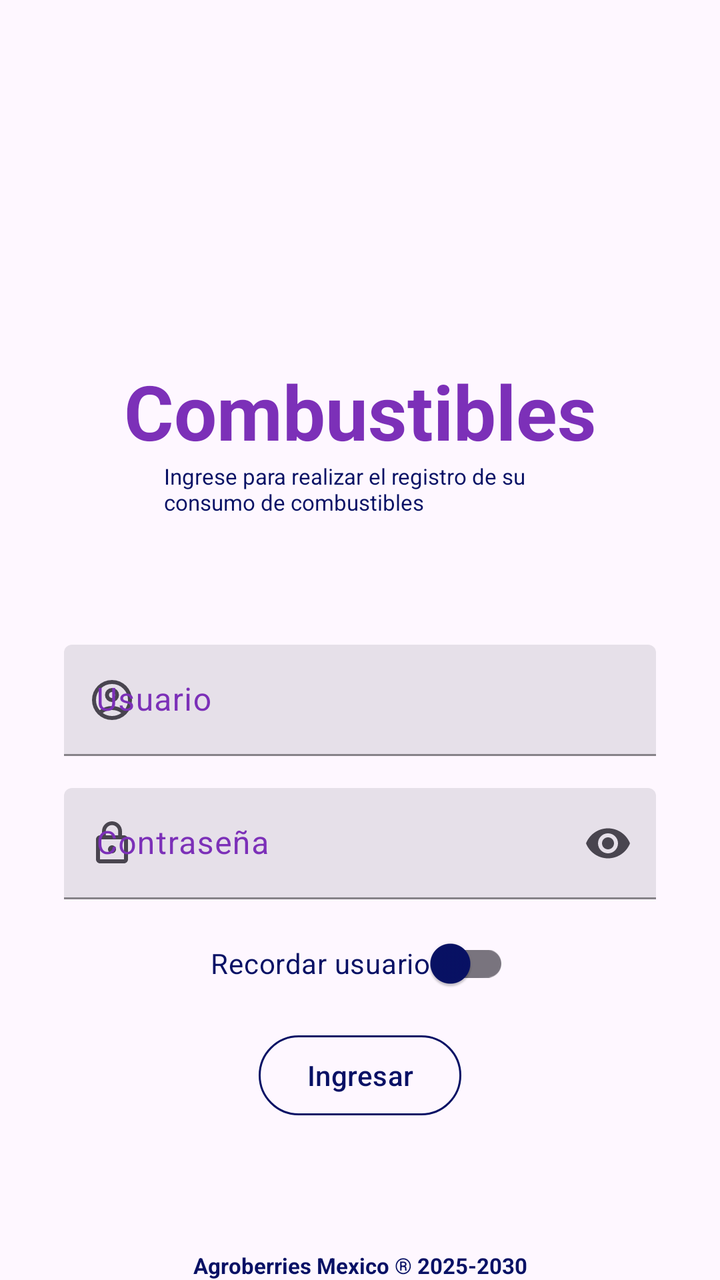
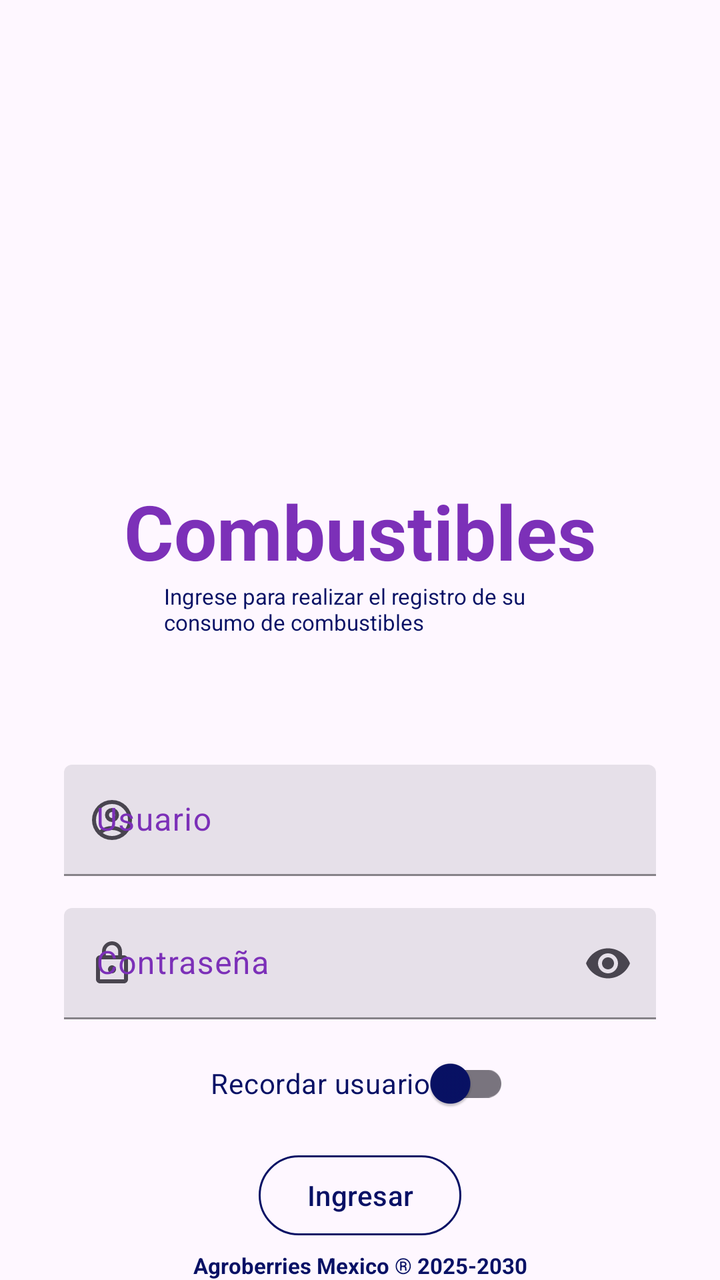

An Android layout rendered at two revisions. The XML below is the earlier revision; the diff shows what the commit changed to produce the second picture.
<!-- AndroidManifest.xml: application theme Theme.CombustiblesAgroberries -->
<!-- res/layout/activity_login.xml -->
<?xml version="1.0" encoding="utf-8"?>
<RelativeLayout xmlns:android="http://schemas.android.com/apk/res/android"
    xmlns:app="http://schemas.android.com/apk/res-auto"
    xmlns:tools="http://schemas.android.com/tools"
    android:id="@+id/main"
    android:layout_width="match_parent"
    android:layout_height="match_parent"
    android:fitsSystemWindows="true"
    tools:context=".ui.login.LoginActivity">

    <androidx.constraintlayout.widget.ConstraintLayout
        android:layout_width="match_parent"
        android:layout_height="match_parent"
        android:layout_marginTop="20dp"
        android:orientation="vertical">

        <FrameLayout
            android:id="@+id/frameLayout"
            android:layout_width="match_parent"
            android:layout_height="match_parent">

            <ImageView
                android:id="@+id/gifBackground"
                android:layout_width="match_parent"
                android:layout_height="match_parent"
                android:scaleType="centerCrop" />
        </FrameLayout>

        <TextView
            android:id="@+id/appNameTV"
            android:layout_width="wrap_content"
            android:layout_height="wrap_content"
            android:layout_marginTop="160dp"
            android:text="@string/app_name_login"
            android:textColor="@color/primary"
            android:textSize="38sp"
            android:textStyle="bold"
            app:layout_constraintEnd_toEndOf="parent"
            app:layout_constraintStart_toStartOf="parent"
            app:layout_constraintTop_toTopOf="parent" />

        <FrameLayout
            android:id="@+id/useFL"
            android:layout_width="match_parent"
            android:layout_height="wrap_content"
            android:layout_marginHorizontal="82dp"
            android:layout_marginTop="0dp"
            app:layout_constraintEnd_toEndOf="parent"
            app:layout_constraintStart_toStartOf="parent"
            app:layout_constraintTop_toBottomOf="@id/appNameTV">

            <TextView
                android:id="@+id/useLoginTV"
                android:layout_width="wrap_content"
                android:layout_height="wrap_content"
                android:text="@string/use_login"
                android:textColor="@color/secondary"
                android:textSize="11sp" />

        </FrameLayout>


        <com.google.android.material.textfield.TextInputLayout
            android:id="@+id/tilUsername"
            style="?attr/textInputFilledStyle"
            android:layout_width="match_parent"
            android:layout_height="wrap_content"
            android:layout_marginHorizontal="32dp"
            android:layout_marginTop="64dp"
            android:hint="@string/username_login"
            android:textColorHint="@color/primary"
            app:boxStrokeColor="@color/secondary"
            app:hintTextColor="@color/secondary"
            app:layout_constraintEnd_toEndOf="parent"
            app:layout_constraintStart_toStartOf="parent"
            app:layout_constraintTop_toBottomOf="@id/useFL"
            app:startIconContentDescription="@string/username_login"
            app:startIconDrawable="@drawable/ic_username_login">

            <com.google.android.material.textfield.TextInputEditText
                android:id="@+id/etUsername"
                android:layout_width="match_parent"
                android:layout_height="wrap_content"
                android:inputType="text"
                android:maxLines="1"/>

        </com.google.android.material.textfield.TextInputLayout>

        <com.google.android.material.textfield.TextInputLayout
            android:id="@+id/tilPassword"
            style="?attr/textInputFilledStyle"
            android:layout_width="match_parent"
            android:layout_height="wrap_content"
            android:layout_marginHorizontal="32dp"
            android:layout_marginTop="16dp"
            android:hint="@string/password_login"
            android:textColorHint="@color/primary"
            app:boxStrokeColor="@color/secondary"
            app:endIconMode="password_toggle"
            app:hintTextColor="@color/secondary"
            app:layout_constraintEnd_toEndOf="parent"
            app:layout_constraintStart_toStartOf="parent"
            app:layout_constraintTop_toBottomOf="@id/tilUsername"
            app:startIconContentDescription="@string/password_login"
            app:startIconDrawable="@drawable/ic_password_login">

            <com.google.android.material.textfield.TextInputEditText
                android:id="@+id/etPassword"
                android:layout_width="match_parent"
                android:layout_height="wrap_content"
                android:inputType="textPassword" />

        </com.google.android.material.textfield.TextInputLayout>

        <com.google.android.material.switchmaterial.SwitchMaterial
            android:id="@+id/cbReminder"
            android:layout_width="wrap_content"
            android:layout_height="wrap_content"
            android:layout_marginTop="8dp"
            android:text="@string/remember_user_login"
            android:textColor="@color/secondary"
            app:thumbTint="@color/secondary"
            android:buttonTint="@color/secondary"
            app:layout_constraintEnd_toEndOf="parent"
            app:layout_constraintStart_toStartOf="parent"
            app:layout_constraintTop_toBottomOf="@id/tilPassword"/>

        <Button
            android:id="@+id/btnLogin"
            style="?attr/materialButtonOutlinedStyle"
            android:layout_width="wrap_content"
            android:layout_height="wrap_content"
            android:layout_marginTop="8dp"
            android:text="@string/login_button_login"
            android:textAppearance="?attr/textAppearanceLabelLarge"
            android:textColor="@color/secondary"
            app:layout_constraintEnd_toEndOf="parent"
            app:layout_constraintStart_toStartOf="parent"
            app:layout_constraintTop_toBottomOf="@id/cbReminder"
            app:strokeColor="@color/secondary" />

        <TextView
            android:layout_width="wrap_content"
            android:layout_height="wrap_content"
            android:text="@string/design_login"
            android:textColor="@color/secondary"
            android:textSize="11sp"
            android:textStyle="bold"
            app:layout_constraintBottom_toBottomOf="parent"
            app:layout_constraintEnd_toEndOf="parent"
            app:layout_constraintStart_toStartOf="parent" />

    </androidx.constraintlayout.widget.ConstraintLayout>

    <androidx.constraintlayout.widget.ConstraintLayout
        android:id="@+id/pb"
        android:layout_width="match_parent"
        android:layout_height="match_parent"
        android:background="@color/black_alpha"
        android:orientation="vertical"
        android:visibility="gone">

        <ProgressBar
            android:layout_width="wrap_content"
            android:layout_height="wrap_content"
            android:indeterminateTint="@color/secondary"
            app:layout_constraintBottom_toBottomOf="parent"
            app:layout_constraintEnd_toEndOf="parent"
            app:layout_constraintStart_toStartOf="parent"
            app:layout_constraintTop_toTopOf="parent" />

    </androidx.constraintlayout.widget.ConstraintLayout>

</RelativeLayout>
<!-- resources referenced by this layout -->
<resources>
  <color name="black_alpha">#98000000</color>
  
      //About
  <color name="primary">#7c30b8</color>
  <color name="secondary">#081165</color>
  <!-- drawable ic_password_login (drawable) -->
  <vector xmlns:android="http://schemas.android.com/apk/res/android" android:height="24dp" android:tint="#000000" android:viewportHeight="24" android:viewportWidth="24" android:width="24dp">
        
      <path android:fillColor="@android:color/white" android:pathData="M12,17c1.1,0 2,-0.9 2,-2s-0.9,-2 -2,-2s-2,0.9 -2,2S10.9,17 12,17zM18,8h-1V6c0,-2.76 -2.24,-5 -5,-5S7,3.24 7,6v2H6c-1.1,0 -2,0.9 -2,2v10c0,1.1 0.9,2 2,2h12c1.1,0 2,-0.9 2,-2V10C20,8.9 19.1,8 18,8zM8.9,6c0,-1.71 1.39,-3.1 3.1,-3.1s3.1,1.39 3.1,3.1v2H8.9V6zM18,20H6V10h12V20z"/>
      
  </vector>
  <!-- drawable ic_username_login (drawable) -->
  <vector xmlns:android="http://schemas.android.com/apk/res/android" android:height="24dp" android:tint="#000000" android:viewportHeight="960" android:viewportWidth="960" android:width="24dp">
        
      <path android:fillColor="@android:color/white" android:pathData="M234,684Q285,645 348,622.5Q411,600 480,600Q549,600 612,622.5Q675,645 726,684Q761,643 780.5,591Q800,539 800,480Q800,347 706.5,253.5Q613,160 480,160Q347,160 253.5,253.5Q160,347 160,480Q160,539 179.5,591Q199,643 234,684ZM480,520Q421,520 380.5,479.5Q340,439 340,380Q340,321 380.5,280.5Q421,240 480,240Q539,240 579.5,280.5Q620,321 620,380Q620,439 579.5,479.5Q539,520 480,520ZM480,880Q397,880 324,848.5Q251,817 197,763Q143,709 111.5,636Q80,563 80,480Q80,397 111.5,324Q143,251 197,197Q251,143 324,111.5Q397,80 480,80Q563,80 636,111.5Q709,143 763,197Q817,251 848.5,324Q880,397 880,480Q880,563 848.5,636Q817,709 763,763Q709,817 636,848.5Q563,880 480,880ZM480,800Q533,800 580,784.5Q627,769 666,740Q627,711 580,695.5Q533,680 480,680Q427,680 380,695.5Q333,711 294,740Q333,769 380,784.5Q427,800 480,800ZM480,440Q506,440 523,423Q540,406 540,380Q540,354 523,337Q506,320 480,320Q454,320 437,337Q420,354 420,380Q420,406 437,423Q454,440 480,440ZM480,380Q480,380 480,380Q480,380 480,380Q480,380 480,380Q480,380 480,380Q480,380 480,380Q480,380 480,380Q480,380 480,380Q480,380 480,380ZM480,740Q480,740 480,740Q480,740 480,740Q480,740 480,740Q480,740 480,740Q480,740 480,740Q480,740 480,740Q480,740 480,740Q480,740 480,740Z"/>
      
  </vector>
  <string name="app_name_login">Combustibles</string>
  <string name="design_login">Agroberries Mexico ® 2025-2030</string>
  <string name="login_button_login">Ingresar</string>
  <string name="password_login">Contraseña</string>
  <string name="remember_user_login">Recordar usuario  </string>
  
      //Fuel
  <string name="use_login">Ingrese para realizar el registro de su consumo de combustibles</string>
  <string name="username_login">Usuario</string>
  <style name="Theme.CombustiblesAgroberries" parent="Base.Theme.CombustiblesAgroberries" />
  <style name="Base.Theme.CombustiblesAgroberries" parent="Theme.Material3.DayNight.NoActionBar">
          
          
      </style>
</resources>

<!-- the commit's change to res/layout/activity_login.xml (unified diff, before → after) -->
@@ -30,7 +30,7 @@
             android:id="@+id/appNameTV"
             android:layout_width="wrap_content"
             android:layout_height="wrap_content"
-            android:layout_marginTop="160dp"
+            android:layout_marginTop="220dp"
             android:text="@string/app_name_login"
             android:textColor="@color/primary"
             android:textSize="38sp"
